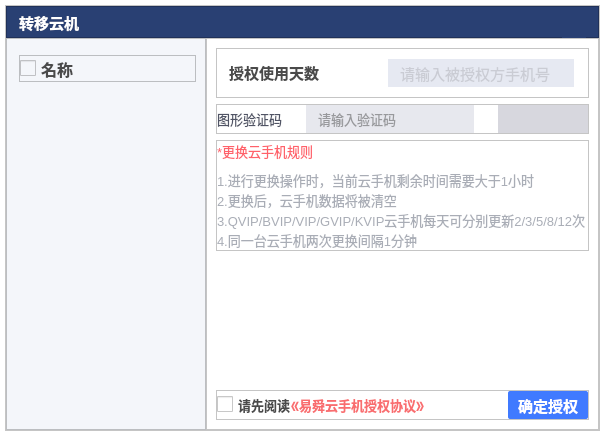
Above: transferphonedialog.ui from ZhouMei20220810/TEST before the change. Below: the same form after it.
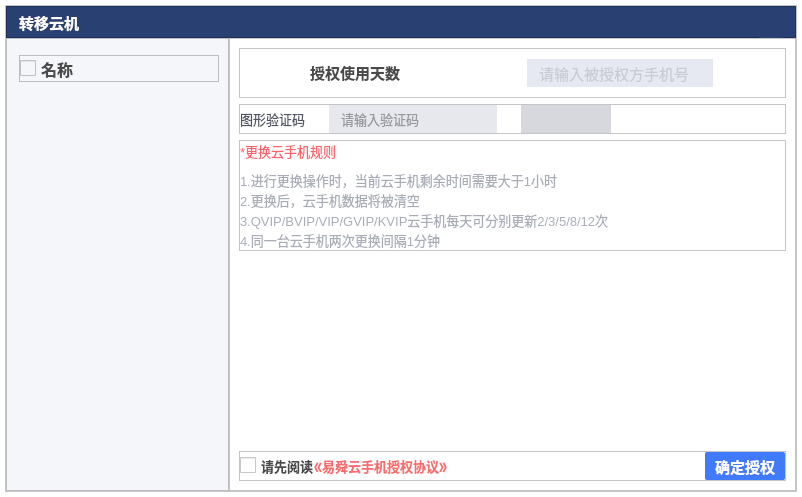
That is the form after the change. Icons and pictures are not drawn.

Diff of the .ui file:
```diff
--- a/transferphonedialog.ui
+++ b/transferphonedialog.ui
@@ -6,8 +6,8 @@
    <rect>
     <x>0</x>
     <y>0</y>
-    <width>563</width>
-    <height>436</height>
+    <width>802</width>
+    <height>497</height>
    </rect>
   </property>
   <property name="windowTitle">
```
